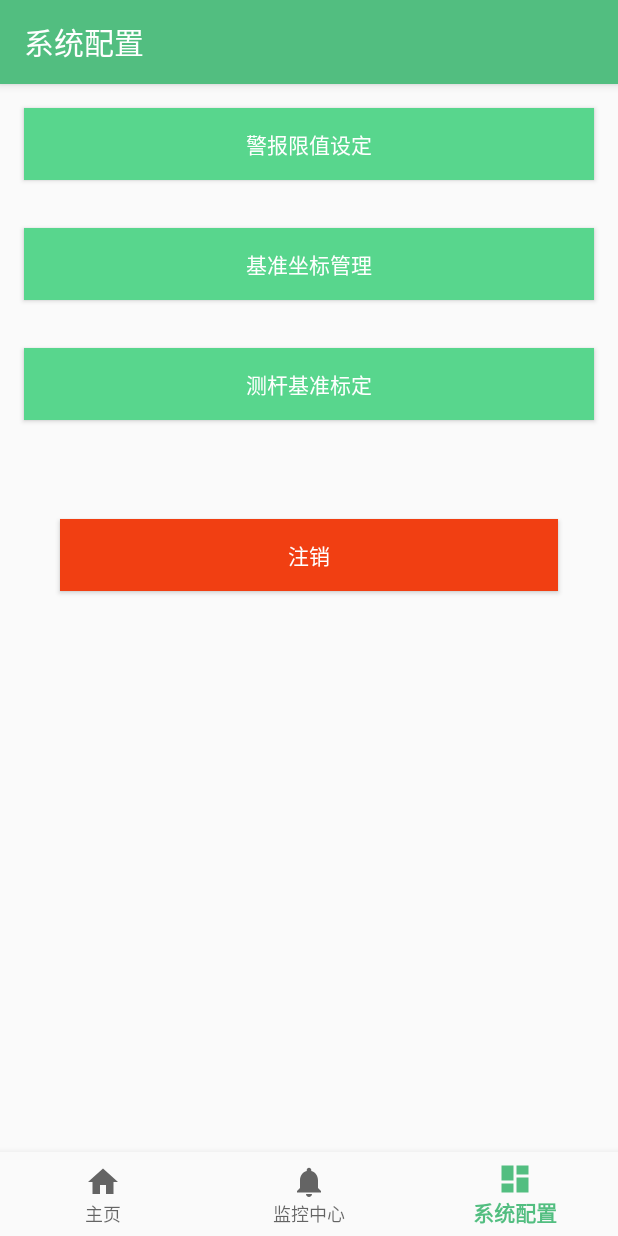
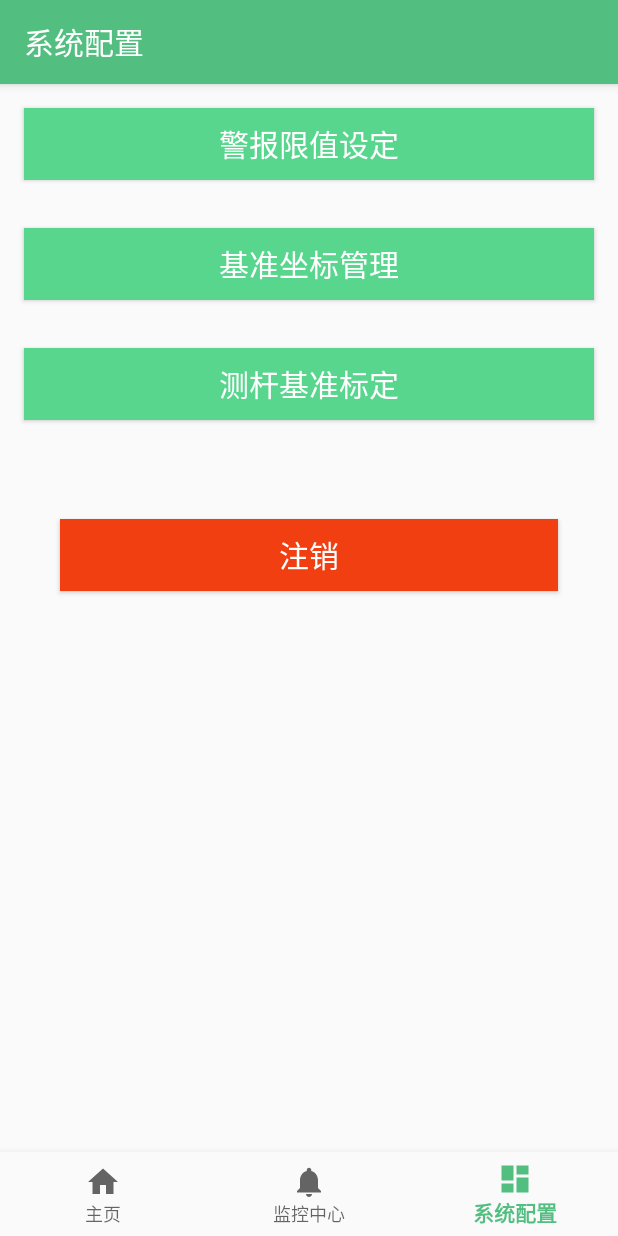
Before and after one commit to sume520/tunnelmonitoring, an Android app: the HomeFragment screen opened directly, with no data from a screen before it, item 3 of the bottom bar chosen, on a phone screen of 412 x 824 dp. Run offline under Robolectric (Android 15) with nearby library versions, the phone set to English and light mode, and no system bars; our stand-ins replace EventBus; libraries missing offline, so code that uses them is left out: com.threshold.logger, lecho.lib.hellocharts, org.litepal, org.litepal.crud, org.litepal.extension and 1 more; 49 statements that could not run were skipped.

Commit message:
modulize charview

```diff
--- a/app/src/main/assets/litepal.xml
+++ b/app/src/main/assets/litepal.xml
@@ -1,8 +1,9 @@
 <?xml version="1.0" encoding="utf-8"?>
 <litepal>
     <dbname value="tunneldata" />
-    <version value="1" />
+    <version value="5" />
     <list>
         <mapping class="com.sun.tunnelmonitoring.db.manager.User" />
+        <mapping class="com.sun.tunnelmonitoring.db.manager.Temperature" />
     </list>
 </litepal>
--- a/app/src/main/java/com/sun/tunnelmonitoring/HomeFragment.kt
+++ b/app/src/main/java/com/sun/tunnelmonitoring/HomeFragment.kt
@@ -8,7 +8,9 @@ import android.util.Log
 import android.view.LayoutInflater
 import android.view.View
 import android.view.ViewGroup
+import android.widget.ArrayAdapter
 import android.widget.TextView
+import com.sun.tunnelmonitoring.db.manager.Temperature
 import com.sun.tunnelmonitoring.tree.TreeFragment
 import com.threshold.logger.PrettyLogger
 import kotlinx.android.synthetic.main.fragment_home.*
@@ -18,16 +20,22 @@ import lecho.lib.hellocharts.model.*
 import org.greenrobot.eventbus.EventBus
 import org.greenrobot.eventbus.Subscribe
 import org.greenrobot.eventbus.ThreadMode
+import org.litepal.LitePal
+import org.litepal.extension.findAll
 import java.security.SecureRandom
 
 
 class HomeFragment : Fragment(), PrettyLogger {
-    private lateinit var textview: TextView
-    private var serverStates = false
-    private var clientStates = false
-    private val maxNumberOfLines = 4
-    private val numberOfPoints = 20
+    private var maxNumberOfLines = 0
+    private var numberOfPoints = 0
     private var randomNumbersTab = Array(maxNumberOfLines) { FloatArray(numberOfPoints) }
+    private var sensorType:String?=null
+    private var unitSignal:String?=null
+    private var values:ArrayList<PointValue>?=null
+    private var xLabels:ArrayList<String>?=null
+    private var axisXname:String?=null
+    private var axisYname:String?=null
+    private val lines = ArrayList<Line>()
 
     init {
         //产生随机数据
@@ -50,6 +58,8 @@ class HomeFragment : Fragment(), PrettyLogger {
     }
 
     companion object {
+        var count=0
+
         @SuppressLint("StaticFieldLeak")
         private var instance: HomeFragment? = null
             get() {
@@ -68,13 +78,19 @@ class HomeFragment : Fragment(), PrettyLogger {
     override fun onActivityCreated(savedInstanceState: Bundle?) {
         super.onActivityCreated(savedInstanceState)
         //绘制折线图
-        drawChart()
+        //drawChart()
+        selectSersor("温度计")
         bt_baseinform.setOnClickListener {
             activity!!.supportFragmentManager
                 .beginTransaction().add(R.id.activity_fragment, TreeFragment.newInstance())
                 .addToBackStack(null)
                 .commit()
         }
+
+        var adapter=ArrayAdapter.createFromResource(activity,
+                R.array.sensor_array,android.R.layout.simple_spinner_item)
+        adapter.setDropDownViewResource(android.R.layout.simple_spinner_dropdown_item)
+        spin_sensor.adapter=adapter
     }
 
     @Subscribe(threadMode = ThreadMode.MAIN)
@@ -85,7 +101,6 @@ class HomeFragment : Fragment(), PrettyLogger {
 
     override fun onDestroy() {
         EventBus.getDefault().unregister(this)
-        Log.i("HomeFragment", "destroy")
         super.onDestroy()
     }
 
@@ -98,20 +113,26 @@ class HomeFragment : Fragment(), PrettyLogger {
         }
     }
 
-    private fun drawChart() {
-        val lines = ArrayList<Line>()
+    private fun selectSersor(sensor:String){
 
-        val colors = ArrayList<Int>()
-        colors.add(0xFF2196F3.toInt())
-        colors.add(0xFF66BB6A.toInt())
-        colors.add(0xFF673AB7.toInt())
-        colors.add(0xFFFFEB3B.toInt())
+        val colors =
+            arrayOf(0xFF2196F3.toInt(),0xFF66BB6A.toInt(),0xFF673AB7.toInt(),0xFFFFEB3B.toInt())
 
+        values= ArrayList()
+
+        when(sensor){
+            "温度计"->{
+                maxNumberOfLines=1
+                //从数据库获取数据
+                val temps = LitePal.findAll<Temperature>()
+                numberOfPoints = temps.size
+                //填充的数据
+                values!!.clear()
                 for (i in 0 until maxNumberOfLines) {
                     val line = Line()
                     val values = ArrayList<PointValue>()
                     for (j in 0 until numberOfPoints) {
-                values.add(PointValue(j.toFloat(), randomNumbersTab[i][j]))
+                        values.add(PointValue(j.toFloat(), temps[j].temp.toFloat()))
                     }
                     line.values = values
                     line.color = colors[i]
@@ -120,6 +141,27 @@ class HomeFragment : Fragment(), PrettyLogger {
                     line.setHasPoints(false)
                     lines.add(line)
                 }
+                //x轴标签
+                xLabels= ArrayList()
+                for (i in 0 until numberOfPoints) {
+                    var str: String
+                    if (temps[i].time == "12:00")
+                        str = temps[i].date.substring(5)
+                    else
+                        str = temps[i].time
+                    xLabels!!.add(str)
+                }
+                //XY坐标名称
+                axisXname="时间"
+                axisXname="温度℃"
+            }
+        }
+
+        //绘制图表
+        drawChart()
+    }
+
+    private fun drawChart() {
 
         //图表属性设置
         mChartView.isInteractive = true//设置图表是可以交互的（拖拽，缩放等效果的前提）
@@ -130,27 +172,6 @@ class HomeFragment : Fragment(), PrettyLogger {
         val axisXY = AxisXY()
         val axisX = axisXY.axisX//x轴
         val axisY = axisXY.axisY//y轴
-        val xLabels = ArrayList<String>()
-        xLabels.add("10:00")
-        xLabels.add("10:20")
-        xLabels.add("10:40")
-        xLabels.add("11:00")
-        xLabels.add("11:20")
-        xLabels.add("11:40")
-        xLabels.add("12:00")
-        xLabels.add("12:20")
-        xLabels.add("12:40")
-        xLabels.add("13:00")
-        xLabels.add("13:20")
-        xLabels.add("13:40")
-        xLabels.add("14:00")
-        xLabels.add("14:20")
-        xLabels.add("14:40")
-        xLabels.add("15:00")
-        xLabels.add("15:20")
-        xLabels.add("15:40")
-        xLabels.add("16:00")
-        xLabels.add("16:20")
         axisXY.setAxisLabels(xLabels)
 
         axisX.typeface = Typeface.MONOSPACE
@@ -159,27 +180,28 @@ class HomeFragment : Fragment(), PrettyLogger {
         axisY.textColor = 0xFF00897B.toInt()
         axisY.setHasLines(true)
         axisX.maxLabelChars = 5
-        axisX.name = "时间"
+        axisX.name = axisXname
         axisX.setHasTiltedLabels(true)
-        axisY.name = "温度℃"
+        axisY.name = axisYname
 
-        //图标数据设置
+        //填充数据
         val data = LineChartData()
         data.axisXBottom = axisX
         data.axisYLeft = axisY
         data.lines = lines  //设置图表折线
         data.baseValue = Float.NEGATIVE_INFINITY
-        mChartView.lineChartData = data//给图表填充数据
+        mChartView.lineChartData = data
 
 
         //设置X、Y轴范围
         val maxViewPoint = Viewport(mChartView.maximumViewport)
         val v = Viewport()
         v.bottom = 0f
-        v.top = 100f
+        v.top = 50f
         v.left = 0f
         v.right = 10f
-        maxViewPoint.top = 100f
+        maxViewPoint.top = 50f
+        maxViewPoint.bottom = v.bottom - 0.1f
         maxViewPoint.right = numberOfPoints.toFloat() + 0.1f
         mChartView.maximumViewport = maxViewPoint
         mChartView.setCurrentViewportWithAnimation(v)
--- a/app/src/main/java/com/sun/tunnelmonitoring/MainActivity.kt
+++ b/app/src/main/java/com/sun/tunnelmonitoring/MainActivity.kt
@@ -8,8 +8,16 @@ import android.support.v4.app.FragmentManager
 import android.support.v4.app.FragmentTransaction
 import android.support.v7.app.AppCompatActivity
 import android.util.Log
+import android.util.TimeUtils
 import android.widget.Toast
+import com.sun.tunnelmonitoring.Utils.TimeUtil
+import com.sun.tunnelmonitoring.db.manager.Temperature
 import kotlinx.android.synthetic.main.activity_main.*
+import org.litepal.LitePal
+import org.litepal.crud.LitePalSupport
+import org.litepal.extension.deleteAll
+import org.litepal.extension.find
+import org.litepal.extension.findAll
 import pub.devrel.easypermissions.EasyPermissions
 
 private const val PERMISSION_REQUEST_READ_WRITE_EXTERNAL_STORAGE = 1
@@ -56,7 +64,7 @@ class MainActivity : AppCompatActivity() {
     override fun onCreate(savedInstanceState: Bundle?) {
         super.onCreate(savedInstanceState)
         setContentView(R.layout.activity_main)
-        Log.i("MainActivity","oncreate")
+
         supportFragmentManager.inTransaction { add(R.id.activity_fragment, HomeFragment.get()) }
         navigation.setOnNavigationItemSelectedListener(mOnNavigationItemSelectedListener)
         title = "主页"
@@ -69,9 +77,28 @@ class MainActivity : AppCompatActivity() {
             Manifest.permission.READ_EXTERNAL_STORAGE,
             Manifest.permission.WRITE_EXTERNAL_STORAGE
         )
+
+       /* LitePal.deleteAll<Temperature>()
+        Temperature(12f,"2018-01-11","12:00").save()
+        Temperature(14f,"2018-01-11","12:10").save()
+        Temperature(15f,"2018-01-11","12:20").save()
+        Temperature( 8f,"2018-01-11","12:30").save()
+        Temperature(10f,"2018-01-11","12:40").save()
+        Temperature(10f,"2018-01-11","12:50").save()
+        Temperature(12f,"2018-01-12","12:00").save()
+        Temperature(14f,"2018-01-12","12:10").save()
+        Temperature(15f,"2018-01-12","12:20").save()
+        Temperature(11f,"2018-01-12","12:30").save()
+        Temperature(12f,"2018-01-12","12:40").save()
+        Temperature(15f,"2018-01-12","12:50").save()*/
+
+        val temps=LitePal.where("date like ? and time between ? and ?","2018-01-11","12:00","12:20").find<Temperature>()
+        for(temp in temps){
+            Log.i("LitePal Qurey",temp.toString())
+        }
     }
 
-    inline fun FragmentManager.inTransaction(func: FragmentTransaction.() -> Unit) {
+    private inline fun FragmentManager.inTransaction(func: FragmentTransaction.() -> Unit) {
         val fragmentTransaction = beginTransaction()
         fragmentTransaction.func()
         fragmentTransaction.commit()
--- a/app/src/main/java/com/sun/tunnelmonitoring/MyApplication.kt
+++ b/app/src/main/java/com/sun/tunnelmonitoring/MyApplication.kt
@@ -13,6 +13,7 @@ class MyApplication : Application() {
     override fun onCreate() {
         super.onCreate()
         context = this.applicationContext
+        //初始化litepal
         LitePal.initialize(context!!)
     }
 }
--- a/app/src/main/res/layout/fragment_sys_config.xml
+++ b/app/src/main/res/layout/fragment_sys_config.xml
@@ -13,6 +13,7 @@
         android:background="#58D68D"
         android:layout_margin="16dp"
         android:textColor="#FFFFFF"
+        android:textSize="20sp"
         android:text="警报限值设定" />
 
     <Button
@@ -22,6 +23,7 @@
         android:background="#58D68D"
         android:layout_margin="16dp"
         android:textColor="#FFFFFF"
+        android:textSize="20sp"
         android:text="基准坐标管理" />
 
     <Button
@@ -30,6 +32,7 @@
         android:background="#58D68D"
         android:layout_margin="16dp"
         android:textColor="#FFFFFF"
+        android:textSize="20sp"
         android:text="测杆基准标定" />
 
     <Button
@@ -41,7 +44,7 @@
         android:layout_gravity="center_horizontal"
         android:layout_width="match_parent"
         android:layout_height="wrap_content"
+        android:textSize="20sp"
         android:text="注销"/>
 
-
 </LinearLayout>
--- /dev/null
+++ b/app/src/main/res/values/sensor_array.xml
@@ -0,0 +1,18 @@
+<?xml version="1.0" encoding="utf-8"?>
+<resources>
+    <string-array name="sensor_array">
+        <item>渗压计</item>
+        <item>钢筋计</item>
+        <item>锚杆计</item>
+        <item>应变计</item>
+        <item>位移计</item>
+        <item>测缝计</item>
+        <item>钢索计</item>
+        <item>渗压计</item>
+        <item>裂缝计</item>
+        <item>土压力计</item>
+        <item>锚索计</item>
+        <item>测斜计</item>
+        <item>温度计</item>
+    </string-array>
+</resources>
--- a/app/src/main/res/values/strings.xml
+++ b/app/src/main/res/values/strings.xml
@@ -3,7 +3,4 @@
     <string name="title_home">Home</string>
     <string name="title_dashboard">Dashboard</string>
     <string name="title_notifications">Notifications</string>
-
-    <!-- TODO: Remove or change this placeholder text -->
-    <string name="hello_blank_fragment">Hello blank fragment</string>
 </resources>
--- a/build.gradle
+++ b/build.gradle
@@ -9,7 +9,7 @@ buildscript {
         maven{ url'http://maven.aliyun.com/nexus/content/groups/public/'}
     }
     dependencies {
-        classpath 'com.android.tools.build:gradle:3.2.1'
+        classpath 'com.android.tools.build:gradle:3.3.0'
         classpath "org.jetbrains.kotlin:kotlin-gradle-plugin:$kotlin_version"
         //classpath 'com.neenbedankt.gradle.plugins:android-apt:1.8'
 
```
Also changed, not shown: app/src/main/java/com/sun/tunnelmonitoring/Utils/TimeUtil.kt (added, +22 -0 lines), app/src/main/java/com/sun/tunnelmonitoring/db/manager/Sensors.kt (added, +18 -0 lines), app/src/main/java/com/sun/tunnelmonitoring/db/manager/Temperature.kt (added, +17 -0 lines), app/src/main/java/com/sun/tunnelmonitoring/login/LoginFragment.kt (+5 -8 lines), app/src/main/res/layout/fragment_home.xml (+8 -2 lines), gradle/wrapper/gradle-wrapper.properties, 1 other file. Lines whose indentation alone changed are shown as unchanged.
